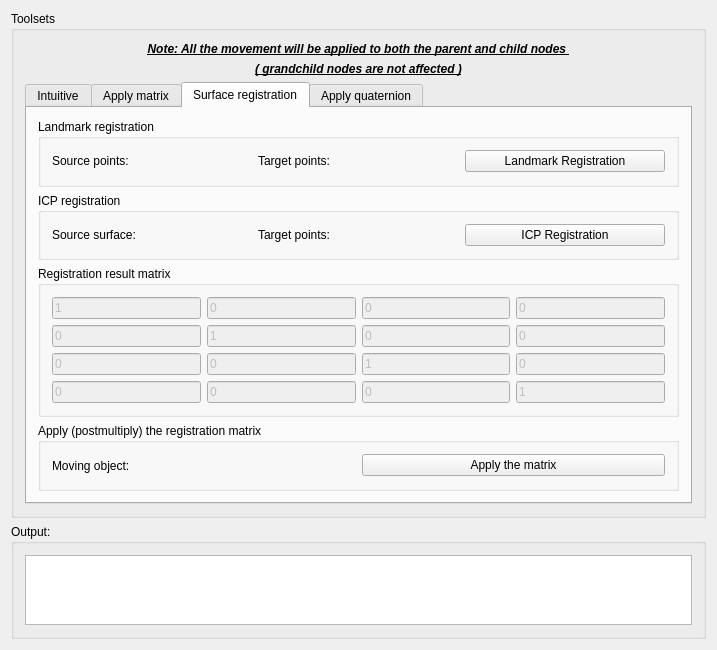
zhaomengxiao/LancetMITK-Adition, file Plugins/org.mitk.lancet.movedata/src/internal/MoveDataControls.ui: the form before one commit.
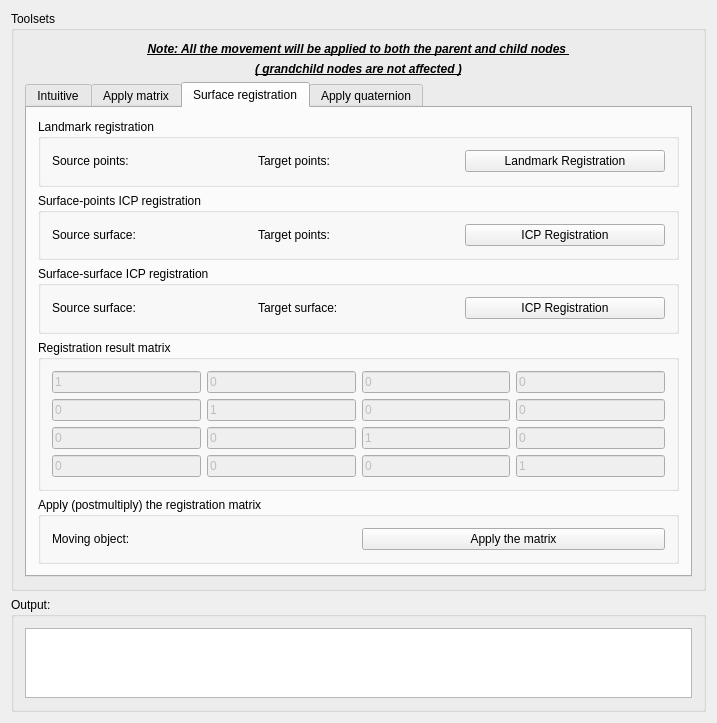
The form after the commit. The open tabs and pages were chosen to show the change. Custom widgets are drawn as their Qt base class.

Commit message:
Surface-to-surface Icp registration
very rudimentary testing

The edit to the form file:
```diff
--- a/Plugins/org.mitk.lancet.movedata/src/internal/MoveDataControls.ui
+++ b/Plugins/org.mitk.lancet.movedata/src/internal/MoveDataControls.ui
@@ -587,7 +587,7 @@
           <item row="1" column="0">
            <widget class="QGroupBox" name="groupBox_7">
             <property name="title">
-             <string>ICP registration</string>
+             <string>Surface-points ICP registration</string>
             </property>
             <layout class="QGridLayout" name="gridLayout_13">
              <item row="0" column="1">
@@ -629,6 +629,50 @@
            </widget>
           </item>
           <item row="2" column="0">
+           <widget class="QGroupBox" name="groupBox_10">
+            <property name="title">
+             <string>Surface-surface ICP registration</string>
+            </property>
+            <layout class="QGridLayout" name="gridLayout_16">
+             <item row="0" column="0">
+              <layout class="QHBoxLayout" name="horizontalLayout_11">
+               <item>
+                <widget class="QLabel" name="label_13">
+                 <property name="text">
+                  <string>Source surface:</string>
+                 </property>
+                </widget>
+               </item>
+               <item>
+                <widget class="QmitkSingleNodeSelectionWidget" name="mitkNodeSelectWidget_srcSurface" native="true"/>
+               </item>
+              </layout>
+             </item>
+             <item row="0" column="1">
+              <layout class="QHBoxLayout" name="horizontalLayout_12">
+               <item>
+                <widget class="QLabel" name="label_14">
+                 <property name="text">
+                  <string>Target surface:</string>
+                 </property>
+                </widget>
+               </item>
+               <item>
+                <widget class="QmitkSingleNodeSelectionWidget" name="mitkNodeSelectWidget_targetSurface" native="true"/>
+               </item>
+              </layout>
+             </item>
+             <item row="0" column="2">
+              <widget class="QPushButton" name="pushButton_Icp_surfaceToSurface">
+               <property name="text">
+                <string>ICP Registration</string>
+               </property>
+              </widget>
+             </item>
+            </layout>
+           </widget>
+          </item>
+          <item row="3" column="0">
            <widget class="QGroupBox" name="groupBox_8">
             <property name="title">
              <string>Registration result matrix</string>
@@ -801,7 +845,7 @@
             </layout>
            </widget>
           </item>
-          <item row="3" column="0">
+          <item row="4" column="0">
            <widget class="QGroupBox" name="groupBox_9">
             <property name="title">
              <string>Apply (postmultiply) the registration matrix </string>
```
Left out of the diff: 102 changed lines with no effect on the pictures. The commit also changes 4 other files.
